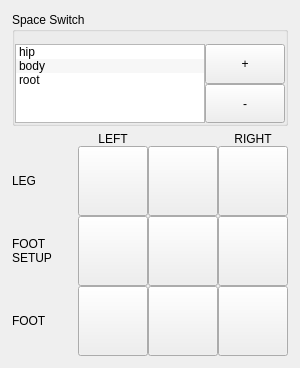
First picture: the form in tools/ui/leg.ui, repository a772bNsz/Rigging-Tools, before the edit.
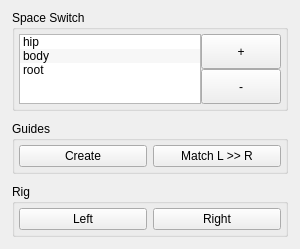
Second picture: the form after the edit.

```diff
--- a/tools/ui/leg.ui
+++ b/tools/ui/leg.ui
@@ -7,7 +7,7 @@
     <x>0</x>
     <y>0</y>
     <width>300</width>
-    <height>368</height>
+    <height>220</height>
    </rect>
   </property>
   <property name="minimumSize">
@@ -27,13 +27,13 @@
   </property>
   <layout class="QVBoxLayout" name="verticalLayout_2">
    <property name="spacing">
-    <number>-1</number>
+    <number>10</number>
    </property>
    <property name="leftMargin">
     <number>12</number>
    </property>
    <property name="topMargin">
-    <number>12</number>
+    <number>10</number>
    </property>
    <property name="rightMargin">
     <number>12</number>
@@ -57,16 +57,16 @@
        <number>0</number>
       </property>
       <property name="leftMargin">
-       <number>0</number>
+       <number>4</number>
       </property>
       <property name="topMargin">
-       <number>12</number>
+       <number>4</number>
       </property>
       <property name="rightMargin">
-       <number>0</number>
+       <number>4</number>
       </property>
       <property name="bottomMargin">
-       <number>0</number>
+       <number>4</number>
       </property>
       <item>
        <widget class="QListWidget" name="space_switch_lsw">
@@ -151,293 +151,128 @@
     </widget>
    </item>
    <item>
-    <layout class="QGridLayout" name="gridLayout">
-     <property name="leftMargin">
-      <number>0</number>
+    <widget class="QGroupBox" name="groupBox_4">
+     <property name="title">
+      <string>Guides</string>
      </property>
-     <property name="topMargin">
-      <number>0</number>
+     <property name="flat">
+      <bool>true</bool>
      </property>
-     <property name="rightMargin">
-      <number>0</number>
+     <layout class="QHBoxLayout" name="horizontalLayout_4">
+      <property name="leftMargin">
+       <number>4</number>
+      </property>
+      <property name="topMargin">
+       <number>4</number>
+      </property>
+      <property name="rightMargin">
+       <number>4</number>
+      </property>
+      <property name="bottomMargin">
+       <number>4</number>
+      </property>
+      <item>
+       <widget class="QPushButton" name="guides_btn">
+        <property name="sizePolicy">
+         <sizepolicy hsizetype="Expanding" vsizetype="Expanding">
+          <horstretch>0</horstretch>
+          <verstretch>0</verstretch>
+         </sizepolicy>
+        </property>
+        <property name="toolTip">
+         <string/>
+        </property>
+        <property name="text">
+         <string>Create</string>
+        </property>
+       </widget>
+      </item>
+      <item>
+       <widget class="QPushButton" name="match_left_to_right_btn">
+        <property name="sizePolicy">
+         <sizepolicy hsizetype="Expanding" vsizetype="Expanding">
+          <horstretch>0</horstretch>
+          <verstretch>0</verstretch>
+         </sizepolicy>
+        </property>
+        <property name="toolTip">
+         <string/>
+        </property>
+        <property name="text">
+         <string>Match L &gt;&gt; R</string>
+        </property>
+       </widget>
+      </item>
+     </layout>
+    </widget>
+   </item>
+   <item>
+    <widget class="QGroupBox" name="groupBox_3">
+     <property name="title">
+      <string>Rig</string>
      </property>
-     <property name="bottomMargin">
-      <number>0</number>
+     <property name="flat">
+      <bool>true</bool>
      </property>
-     <property name="spacing">
-      <number>0</number>
-     </property>
-     <item row="2" column="1">
-      <widget class="QPushButton" name="setup_left_btn">
-       <property name="sizePolicy">
-        <sizepolicy hsizetype="Expanding" vsizetype="Expanding">
-         <horstretch>0</horstretch>
-         <verstretch>0</verstretch>
-        </sizepolicy>
-       </property>
-       <property name="minimumSize">
-        <size>
-         <width>70</width>
-         <height>70</height>
-        </size>
-       </property>
-       <property name="maximumSize">
-        <size>
-         <width>70</width>
-         <height>70</height>
-        </size>
-       </property>
-       <property name="text">
-        <string/>
-       </property>
-      </widget>
-     </item>
-     <item row="0" column="1">
-      <widget class="QLabel" name="label">
-       <property name="text">
-        <string>LEFT</string>
-       </property>
-       <property name="alignment">
-        <set>Qt::AlignCenter</set>
-       </property>
-      </widget>
-     </item>
-     <item row="3" column="2">
-      <widget class="QPushButton" name="foot_mid_btn">
-       <property name="sizePolicy">
-        <sizepolicy hsizetype="Expanding" vsizetype="Expanding">
-         <horstretch>0</horstretch>
-         <verstretch>0</verstretch>
-        </sizepolicy>
-       </property>
-       <property name="minimumSize">
-        <size>
-         <width>70</width>
-         <height>70</height>
-        </size>
-       </property>
-       <property name="maximumSize">
-        <size>
-         <width>70</width>
-         <height>70</height>
-        </size>
-       </property>
-       <property name="text">
-        <string/>
-       </property>
-      </widget>
-     </item>
-     <item row="3" column="3">
-      <widget class="QPushButton" name="foot_right_btn">
-       <property name="sizePolicy">
-        <sizepolicy hsizetype="Expanding" vsizetype="Expanding">
-         <horstretch>0</horstretch>
-         <verstretch>0</verstretch>
-        </sizepolicy>
-       </property>
-       <property name="minimumSize">
-        <size>
-         <width>70</width>
-         <height>70</height>
-        </size>
-       </property>
-       <property name="maximumSize">
-        <size>
-         <width>70</width>
-         <height>70</height>
-        </size>
-       </property>
-       <property name="text">
-        <string/>
-       </property>
-      </widget>
-     </item>
-     <item row="1" column="1">
-      <widget class="QPushButton" name="leg_left_btn">
-       <property name="sizePolicy">
-        <sizepolicy hsizetype="Expanding" vsizetype="Expanding">
-         <horstretch>0</horstretch>
-         <verstretch>0</verstretch>
-        </sizepolicy>
-       </property>
-       <property name="minimumSize">
-        <size>
-         <width>70</width>
-         <height>70</height>
-        </size>
-       </property>
-       <property name="maximumSize">
-        <size>
-         <width>70</width>
-         <height>70</height>
-        </size>
-       </property>
-       <property name="text">
-        <string/>
-       </property>
-      </widget>
-     </item>
-     <item row="0" column="3">
-      <widget class="QLabel" name="label_2">
-       <property name="text">
-        <string>RIGHT</string>
-       </property>
-       <property name="alignment">
-        <set>Qt::AlignCenter</set>
-       </property>
-      </widget>
-     </item>
-     <item row="2" column="3">
-      <widget class="QPushButton" name="setup_right_btn">
-       <property name="sizePolicy">
-        <sizepolicy hsizetype="Expanding" vsizetype="Expanding">
-         <horstretch>0</horstretch>
-         <verstretch>0</verstretch>
-        </sizepolicy>
-       </property>
-       <property name="minimumSize">
-        <size>
-         <width>70</width>
-         <height>70</height>
-        </size>
-       </property>
-       <property name="maximumSize">
-        <size>
-         <width>70</width>
-         <height>70</height>
-        </size>
-       </property>
-       <property name="text">
-        <string/>
-       </property>
-      </widget>
-     </item>
-     <item row="1" column="3">
-      <widget class="QPushButton" name="leg_right_btn">
-       <property name="sizePolicy">
-        <sizepolicy hsizetype="Expanding" vsizetype="Expanding">
-         <horstretch>0</horstretch>
-         <verstretch>0</verstretch>
-        </sizepolicy>
-       </property>
-       <property name="minimumSize">
-        <size>
-         <width>70</width>
-         <height>70</height>
-        </size>
-       </property>
-       <property name="maximumSize">
-        <size>
-         <width>70</width>
-         <height>70</height>
-        </size>
-       </property>
-       <property name="text">
-        <string/>
-       </property>
-      </widget>
-     </item>
-     <item row="1" column="2">
-      <widget class="QPushButton" name="leg_mid_btn">
-       <property name="sizePolicy">
-        <sizepolicy hsizetype="Expanding" vsizetype="Expanding">
-         <horstretch>0</horstretch>
-         <verstretch>0</verstretch>
-        </sizepolicy>
-       </property>
-       <property name="minimumSize">
-        <size>
-         <width>70</width>
-         <height>70</height>
-        </size>
-       </property>
-       <property name="maximumSize">
-        <size>
-         <width>70</width>
-         <height>70</height>
-        </size>
-       </property>
-       <property name="text">
-        <string/>
-       </property>
-      </widget>
-     </item>
-     <item row="3" column="1">
-      <widget class="QPushButton" name="foot_left_btn">
-       <property name="sizePolicy">
-        <sizepolicy hsizetype="Expanding" vsizetype="Expanding">
-         <horstretch>0</horstretch>
-         <verstretch>0</verstretch>
-        </sizepolicy>
-       </property>
-       <property name="minimumSize">
-        <size>
-         <width>70</width>
-         <height>70</height>
-        </size>
-       </property>
-       <property name="maximumSize">
-        <size>
-         <width>70</width>
-         <height>70</height>
-        </size>
-       </property>
-       <property name="text">
-        <string/>
-       </property>
-      </widget>
-     </item>
-     <item row="2" column="2">
-      <widget class="QPushButton" name="setup_mid_btn">
-       <property name="sizePolicy">
-        <sizepolicy hsizetype="Expanding" vsizetype="Expanding">
-         <horstretch>0</horstretch>
-         <verstretch>0</verstretch>
-        </sizepolicy>
-       </property>
-       <property name="minimumSize">
-        <size>
-         <width>70</width>
-         <height>70</height>
-        </size>
-       </property>
-       <property name="maximumSize">
-        <size>
-         <width>70</width>
-         <height>70</height>
-        </size>
-       </property>
-       <property name="text">
-        <string/>
-       </property>
-      </widget>
-     </item>
-     <item row="1" column="0">
-      <widget class="QLabel" name="label_3">
-       <property name="text">
-        <string>LEG</string>
-       </property>
-      </widget>
-     </item>
-     <item row="2" column="0">
-      <widget class="QLabel" name="label_4">
-       <property name="text">
-        <string>FOOT
-SETUP</string>
-       </property>
-       <property name="wordWrap">
-        <bool>true</bool>
-       </property>
-      </widget>
-     </item>
-     <item row="3" column="0">
-      <widget class="QLabel" name="label_5">
-       <property name="text">
-        <string>FOOT</string>
-       </property>
-      </widget>
-     </item>
-    </layout>
+     <layout class="QHBoxLayout" name="horizontalLayout_2">
+      <property name="spacing">
+       <number>-1</number>
+      </property>
+      <property name="leftMargin">
+       <number>4</number>
+      </property>
+      <property name="topMargin">
+       <number>4</number>
+      </property>
+      <property name="rightMargin">
+       <number>4</number>
+      </property>
+      <property name="bottomMargin">
+       <number>4</number>
+      </property>
+      <item>
+       <widget class="QPushButton" name="rig_left_btn">
+        <property name="sizePolicy">
+         <sizepolicy hsizetype="Expanding" vsizetype="Expanding">
+          <horstretch>0</horstretch>
+          <verstretch>0</verstretch>
+         </sizepolicy>
+        </property>
+        <property name="toolTip">
+         <string/>
+        </property>
+        <property name="text">
+         <string>Left</string>
+        </property>
+        <property name="autoDefault">
+         <bool>false</bool>
+        </property>
+        <property name="default">
+         <bool>false</bool>
+        </property>
+        <property name="flat">
+         <bool>false</bool>
+        </property>
+       </widget>
+      </item>
+      <item>
+       <widget class="QPushButton" name="rig_right_btn">
+        <property name="sizePolicy">
+         <sizepolicy hsizetype="Expanding" vsizetype="Expanding">
+          <horstretch>0</horstretch>
+          <verstretch>0</verstretch>
+         </sizepolicy>
+        </property>
+        <property name="toolTip">
+         <string/>
+        </property>
+        <property name="text">
+         <string>Right</string>
+        </property>
+       </widget>
+      </item>
+     </layout>
+    </widget>
    </item>
   </layout>
  </widget>
```
